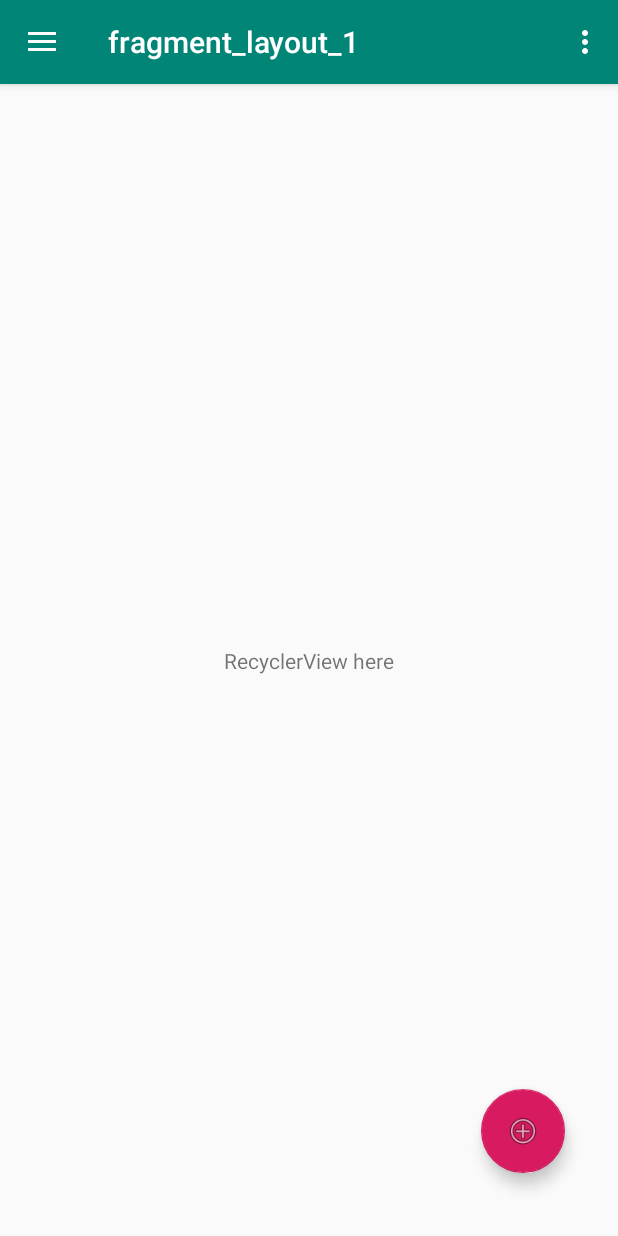
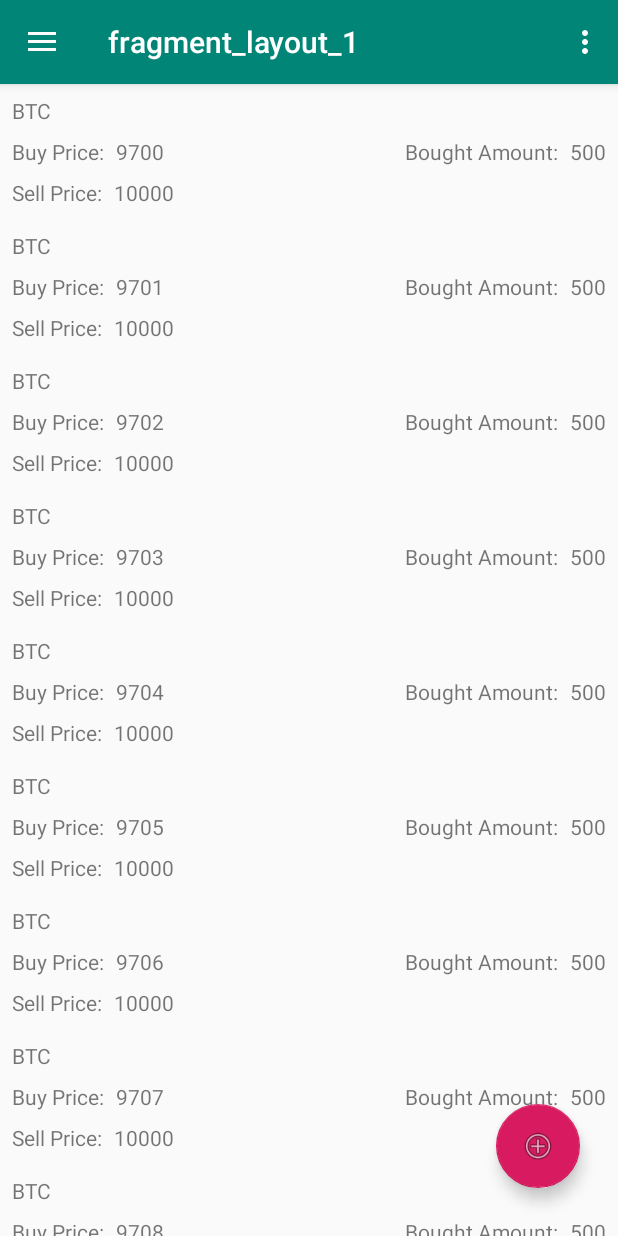
Before and after one commit to wrathofheavennn/tracer, an Android app: the screen it shows after launch (MainActivity), on a phone screen of 412 x 824 dp. Run offline under Robolectric (Android 15) with nearby library versions, the phone set to English and light mode, and no system bars; our stand-ins replace ButterKnife, navigation-ui.

Commit message:
RecyclerView for Trades Model for Trades

```diff
--- a/app/build.gradle
+++ b/app/build.gradle
@@ -47,4 +47,7 @@ dependencies {
 
     //submit Button
     implementation 'me.spark:submitbutton:1.0.1'
+
+    //recycler view
+    implementation 'androidx.recyclerview:recyclerview:1.0.0'
 }
--- a/app/src/main/java/com/example/tracer/fragment/Fragment_1.java
+++ b/app/src/main/java/com/example/tracer/fragment/Fragment_1.java
@@ -5,12 +5,19 @@ import android.view.View;
 import androidx.annotation.Nullable;
 import androidx.fragment.app.Fragment;
 import androidx.navigation.fragment.NavHostFragment;
+import androidx.recyclerview.widget.LinearLayoutManager;
+import androidx.recyclerview.widget.RecyclerView;
 
 import android.view.ViewGroup;
 import android.view.LayoutInflater;
 
 import com.example.tracer.R;
+import com.example.tracer.model.Trade;
+import com.example.tracer.recyclerView.TradeListAdapter;
 import com.google.android.material.floatingactionbutton.FloatingActionButton;
+
+import java.util.ArrayList;
+import java.util.List;
 
 import butterknife.BindView;
 import butterknife.ButterKnife;
@@ -23,6 +30,10 @@ public class Fragment_1 extends Fragment {
 
     @BindView(R.id.addBtn)
     FloatingActionButton fab;
+    @BindView(R.id.rvTrades)
+    RecyclerView rvTrades;
+    //rv
+    private List<Trade> trades;
 
     @Nullable
     @Override
@@ -38,7 +49,28 @@ public class Fragment_1 extends Fragment {
                 NavHostFragment.findNavController(getParentFragment()).navigate(Fragment_1Directions.actionFragment1ToTraceCreateFragment());
             }
         });
+
+        initRecycler();
+
         return view;
+    }
+
+    private void initRecycler() {
+        // Initialize contacts
+        List<Trade> staticList = new ArrayList<>();
+        for (int i = 0; i < 10; i++) {
+            Trade t = new Trade("BTC",9700, 10000, 500);
+            t.setBuyPrice(t.getBuyPrice()+i);
+            staticList.add(t);
+        }
+        trades = staticList;
+        // Create adapter passing in the sample user data
+        TradeListAdapter adapter = new TradeListAdapter(trades);
+        // Attach the adapter to the recyclerview to populate items
+        rvTrades.setAdapter(adapter);
+        // Set layout manager to position the items
+        rvTrades.setLayoutManager(new LinearLayoutManager(getContext()));
+        // That's all!
     }
 
 
--- /dev/null
+++ b/app/src/main/java/com/example/tracer/model/Trade.java
@@ -0,0 +1,62 @@
+package com.example.tracer.model;
+
+import java.util.ArrayList;
+
+public class Trade {
+    private String cryptoName;
+
+    public long getId() {
+        return id;
+    }
+
+    public void setId(long id) {
+        this.id = id;
+    }
+
+    private long id;
+
+    public String getCryptoName() {
+        return cryptoName;
+    }
+
+    public void setCryptoName(String cryptoName) {
+        this.cryptoName = cryptoName;
+    }
+
+    public long getBuyPrice() {
+        return buyPrice;
+    }
+
+    public void setBuyPrice(long buyPrice) {
+        this.buyPrice = buyPrice;
+    }
+
+    public long getSellPrice() {
+        return sellPrice;
+    }
+
+    public void setSellPrice(long sellPrice) {
+        this.sellPrice = sellPrice;
+    }
+
+    public long getAmountBought() {
+        return amountBought;
+    }
+
+    public void setAmountBought(long amountBought) {
+        this.amountBought = amountBought;
+    }
+
+    private long buyPrice;
+    private long sellPrice;
+    private long amountBought;
+
+    public Trade(String cryptoName, long buyPrice, long sellPrice, long amountBought) {
+        this.id = System.currentTimeMillis();
+        this.cryptoName = cryptoName;
+        this.buyPrice = buyPrice;
+        this.sellPrice = sellPrice;
+        this.amountBought = amountBought;
+    }
+
+}
--- /dev/null
+++ b/app/src/main/java/com/example/tracer/recyclerView/TradeListAdapter.java
@@ -0,0 +1,85 @@
+package com.example.tracer.recyclerView;
+
+import android.content.Context;
+import android.view.LayoutInflater;
+import android.view.View;
+import android.view.ViewGroup;
+import android.widget.Button;
+import android.widget.TextView;
+
+import androidx.recyclerview.widget.RecyclerView;
+
+import com.example.tracer.R;
+import com.example.tracer.model.Trade;
+
+import java.util.List;
+
+import butterknife.BindView;
+import butterknife.ButterKnife;
+
+public class TradeListAdapter extends
+        RecyclerView.Adapter<TradeListAdapter.ViewHolder> {
+
+
+    // Provide a direct reference to each of the views within a data item
+    // Used to cache the views within the item layout for fast access
+    public class ViewHolder extends RecyclerView.ViewHolder {
+        // Your holder should contain a member variable
+        // for any view that will be set as you render a row
+        @BindView(R.id.coinName)
+        TextView coinName;
+        @BindView(R.id.buyAmount)
+        TextView buyAmount;
+        @BindView(R.id.buyPrice)
+        TextView buyPrice;
+        @BindView(R.id.sellPrice)
+        TextView sellPrice;
+
+
+        // We also create a constructor that accepts the entire item row
+        // and does the view lookups to find each subview
+        public ViewHolder(View itemView) {
+            // Stores the itemView in a public final member variable that can be used
+            // to access the context from any ViewHolder instance.
+            super(itemView);
+            ButterKnife.bind(this, itemView);
+        }
+    }
+
+    private List<Trade> tradeList;
+    // Pass in the contact array into the constructor
+    public TradeListAdapter(List<Trade> tradeList) {
+        this.tradeList = tradeList;
+    }
+    @Override
+    public TradeListAdapter.ViewHolder onCreateViewHolder(ViewGroup parent, int viewType) {
+        Context context = parent.getContext();
+        LayoutInflater inflater = LayoutInflater.from(context);
+
+        // Inflate the custom layout
+        View tradeView = inflater.inflate(R.layout.rv_trade_layout, parent, false);
+
+        // Return a new holder instance
+        return new ViewHolder(tradeView);
+    }
+
+    // Involves populating data into the item through holder
+    @Override
+    public void onBindViewHolder(TradeListAdapter.ViewHolder viewHolder, int position) {
+        // Get the data model based on position
+        Trade trade = tradeList.get(position);
+
+        // Set item views based on your views and data model
+        viewHolder.coinName.setText(trade.getCryptoName());
+        viewHolder.buyAmount.setText(Long.toString(trade.getAmountBought()));
+        viewHolder.buyPrice.setText(Long.toString(trade.getBuyPrice()));
+        viewHolder.sellPrice.setText(Long.toString(trade.getSellPrice()));
+    }
+
+    // Returns the total count of items in the list
+    @Override
+    public int getItemCount() {
+        return tradeList.size();
+    }
+
+}
--- a/app/src/main/res/layout/fragment_layout_1.xml
+++ b/app/src/main/res/layout/fragment_layout_1.xml
@@ -3,13 +3,12 @@
     xmlns:tools="http://schemas.android.com/tools"
     android:layout_width="match_parent"
     android:layout_height="match_parent"
-    xmlns:app="http://schemas.android.com/apk/res-auto"
-    android:layout_margin="10dp">
+    xmlns:app="http://schemas.android.com/apk/res-auto">
 
-    <TextView
-        android:layout_width="wrap_content"
-        android:layout_height="wrap_content"
-        android:text="RecyclerView here"
+    <androidx.recyclerview.widget.RecyclerView
+        android:id="@+id/rvTrades"
+        android:layout_width="0dp"
+        android:layout_height="0dp"
         app:layout_constraintBottom_toBottomOf="parent"
         app:layout_constraintEnd_toEndOf="parent"
         app:layout_constraintStart_toStartOf="parent"
--- /dev/null
+++ b/app/src/main/res/layout/rv_trade_layout.xml
@@ -0,0 +1,79 @@
+<?xml version="1.0" encoding="utf-8"?>
+<androidx.constraintlayout.widget.ConstraintLayout
+    xmlns:android="http://schemas.android.com/apk/res/android"
+    xmlns:app="http://schemas.android.com/apk/res-auto"
+    android:layout_width="match_parent"
+    android:layout_height="wrap_content">
+
+    <TextView
+        android:id="@+id/coinName"
+        android:layout_width="wrap_content"
+        android:layout_height="wrap_content"
+        android:layout_marginStart="8dp"
+        android:layout_marginTop="8dp"
+        android:text="BTC"
+        app:layout_constraintStart_toStartOf="parent"
+        app:layout_constraintTop_toTopOf="parent" />
+
+    <TextView
+        android:id="@+id/buyLabel"
+        android:layout_width="wrap_content"
+        android:layout_height="wrap_content"
+        android:layout_marginStart="8dp"
+        android:layout_marginTop="8dp"
+        android:text="Buy Price:"
+        app:layout_constraintStart_toStartOf="parent"
+        app:layout_constraintTop_toBottomOf="@+id/coinName" />
+
+    <TextView
+        android:id="@+id/buyPrice"
+        android:layout_width="wrap_content"
+        android:layout_height="wrap_content"
+        android:layout_marginStart="8dp"
+        android:layout_marginTop="8dp"
+        android:text="9700"
+        app:layout_constraintStart_toEndOf="@+id/buyLabel"
+        app:layout_constraintTop_toBottomOf="@+id/coinName" />
+
+    <TextView
+        android:id="@+id/sellLabel"
+        android:layout_width="wrap_content"
+        android:layout_height="wrap_content"
+        android:layout_marginStart="8dp"
+        android:layout_marginTop="8dp"
+        android:layout_marginBottom="8dp"
+        android:text="Sell Price:"
+        app:layout_constraintBottom_toBottomOf="parent"
+        app:layout_constraintStart_toStartOf="parent"
+        app:layout_constraintTop_toBottomOf="@+id/buyLabel" />
+
+    <TextView
+        android:id="@+id/sellPrice"
+        android:layout_width="wrap_content"
+        android:layout_height="wrap_content"
+        android:layout_marginStart="8dp"
+        android:layout_marginTop="8dp"
+        android:text="10500"
+        app:layout_constraintStart_toEndOf="@+id/sellLabel"
+        app:layout_constraintTop_toBottomOf="@+id/buyLabel" />
+
+    <TextView
+        android:id="@+id/buyAmount"
+        android:layout_width="wrap_content"
+        android:layout_height="wrap_content"
+        android:layout_marginTop="8dp"
+        android:layout_marginEnd="8dp"
+        android:text="5000"
+        app:layout_constraintEnd_toEndOf="parent"
+        app:layout_constraintTop_toBottomOf="@+id/coinName" />
+
+    <TextView
+        android:id="@+id/amountLabel"
+        android:layout_width="wrap_content"
+        android:layout_height="wrap_content"
+        android:layout_marginTop="8dp"
+        android:layout_marginEnd="8dp"
+        android:text="Bought Amount:"
+        app:layout_constraintEnd_toStartOf="@+id/buyAmount"
+        app:layout_constraintTop_toBottomOf="@+id/coinName" />
+</androidx.constraintlayout.widget.ConstraintLayout>
```
